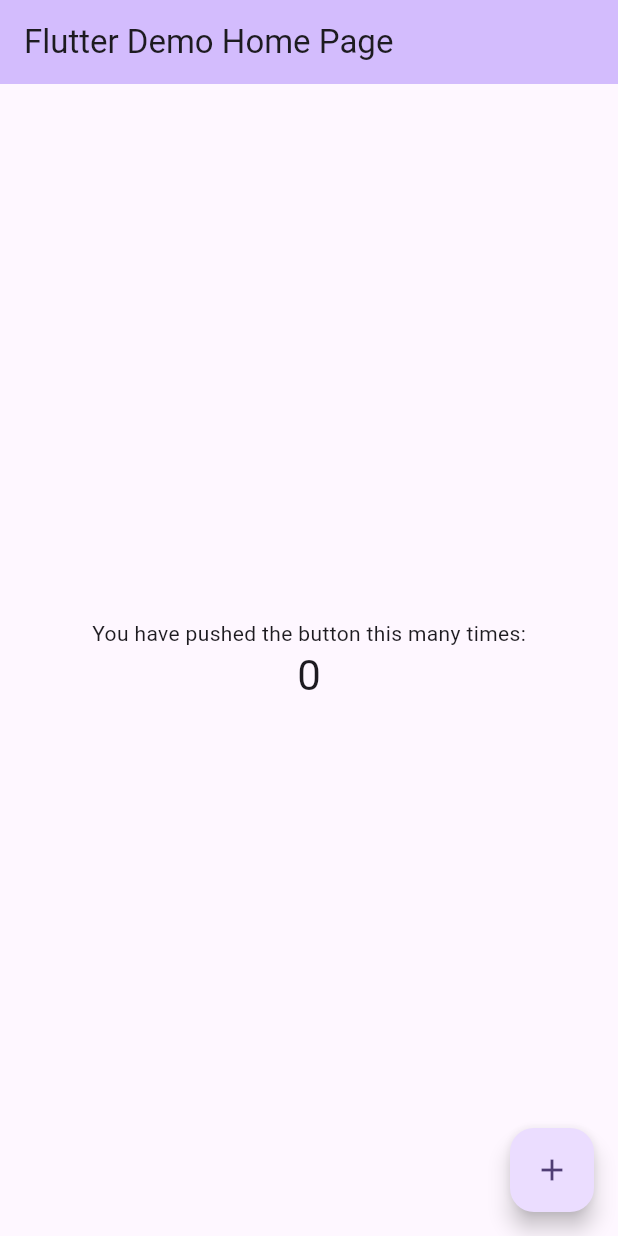
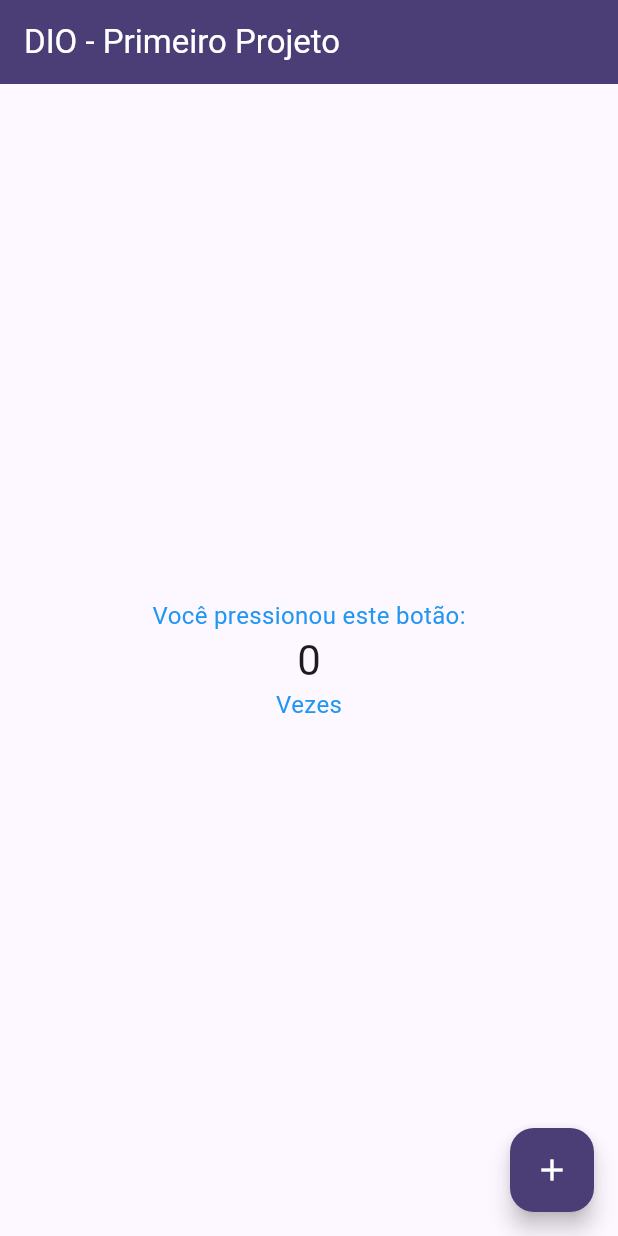
Before and after one commit to VictorSmaniotto/first-project-flutter-dio, a Flutter app: the screen it shows after launch, on a phone screen of 412 x 824 dp. Run offline on Flutter 3.47's test engine with Material 2 defaults, Android fonts, the phone set to English and light mode, and no system bars.

Commit message:
Alterações realizadas nas cores de tema e textos

```diff
--- a/lib/main.dart
+++ b/lib/main.dart
@@ -12,6 +12,7 @@
   Widget build(BuildContext context) {
     return MaterialApp(
       title: 'Flutter Demo',
+      debugShowCheckedModeBanner: false,
       theme: ThemeData(
         // This is the theme of your application.
         //
@@ -28,10 +29,10 @@
         //
         // This works for code too, not just values: Most code changes can be
         // tested with just a hot reload.
-        colorScheme: ColorScheme.fromSeed(seedColor: Colors.deepPurple),
+        colorScheme: ColorScheme.fromSeed(seedColor: const Color(0xFF4906BE)),
         useMaterial3: true,
       ),
-      home: const MyHomePage(title: 'Flutter Demo Home Page'),
+      home: const MyHomePage(title: 'DIO - Primeiro Projeto'),
     );
   }
 }
@@ -81,10 +82,13 @@
         // TRY THIS: Try changing the color here to a specific color (to
         // Colors.amber, perhaps?) and trigger a hot reload to see the AppBar
         // change color while the other colors stay the same.
-        backgroundColor: Theme.of(context).colorScheme.inversePrimary,
+        backgroundColor: Theme.of(context).colorScheme.onPrimaryContainer,
         // Here we take the value from the MyHomePage object that was created by
         // the App.build method, and use it to set our appbar title.
-        title: Text(widget.title),
+        title: Text(
+          widget.title,
+          style: const TextStyle(color: Colors.white),
+        ),
       ),
       body: Center(
         // Center is a layout widget. It takes a single child and positions it
@@ -106,19 +110,28 @@
           mainAxisAlignment: MainAxisAlignment.center,
           children: <Widget>[
             const Text(
-              'You have pushed the button this many times:',
+              'Você pressionou este botão:',
+              style: TextStyle(color: Colors.blue, fontSize: 16),
             ),
             Text(
               '$_counter',
               style: Theme.of(context).textTheme.headlineMedium,
             ),
+            if (_counter == 1) ...[
+              const Text("Vez",
+                  style: TextStyle(color: Colors.blue, fontSize: 16))
+            ] else ...[
+              const Text("Vezes",
+                  style: TextStyle(color: Colors.blue, fontSize: 16))
+            ]
           ],
         ),
       ),
       floatingActionButton: FloatingActionButton(
         onPressed: _incrementCounter,
         tooltip: 'Increment',
-        child: const Icon(Icons.add),
+        backgroundColor: Theme.of(context).colorScheme.onPrimaryContainer,
+        child: const Icon(Icons.add, color: Colors.white),
       ), // This trailing comma makes auto-formatting nicer for build methods.
     );
   }
```
